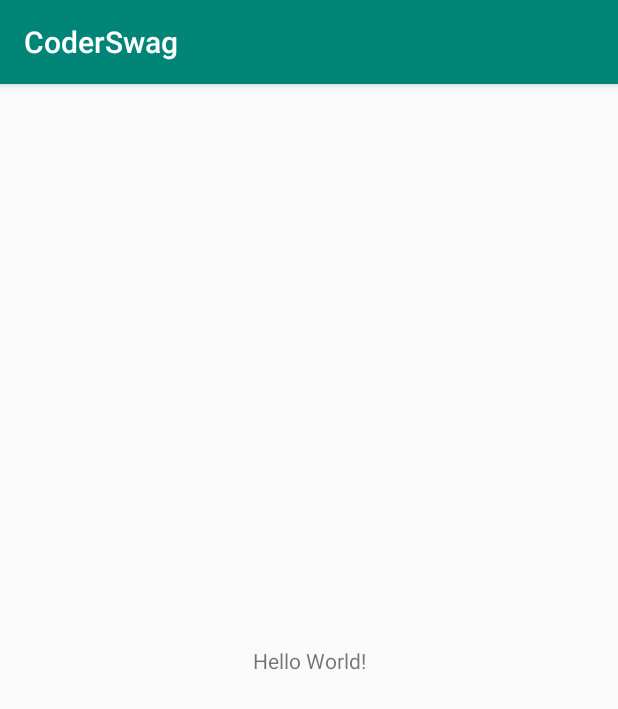
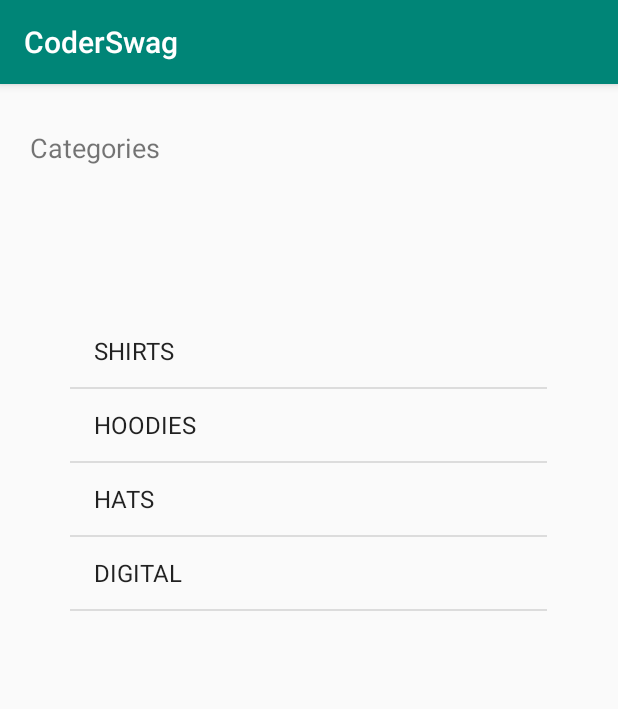
Before and after one commit to augustsenna/CoderSwag, an Android app: the screen it shows after launch (MainActivity), on a phone screen of 412 x 824 dp. Shown: the top 709 px of the screen. Run offline under Robolectric (Android 15) with nearby library versions, the phone set to English and light mode, and no system bars.

Commit message:
lesson 02

```diff
--- a/app/src/main/java/com/yoursperfectapps/coderswag/Controller/MainActivity.kt
+++ b/app/src/main/java/com/yoursperfectapps/coderswag/Controller/MainActivity.kt
@@ -2,12 +2,23 @@ package com.yoursperfectapps.coderswag.Controller
 
 import android.support.v7.app.AppCompatActivity
 import android.os.Bundle
+import android.widget.ArrayAdapter
+import com.yoursperfectapps.coderswag.Model.Category
 import com.yoursperfectapps.coderswag.R
+import com.yoursperfectapps.coderswag.Services.DataService
+import kotlinx.android.synthetic.main.activity_main.*
 
 class MainActivity : AppCompatActivity() {
+
+    lateinit var adapter : ArrayAdapter<Category>
 
     override fun onCreate(savedInstanceState: Bundle?) {
         super.onCreate(savedInstanceState)
         setContentView(R.layout.activity_main)
+
+        adapter = ArrayAdapter(this,
+            android.R.layout.simple_list_item_1,
+            DataService.categories)
+        categoryListView.adapter = adapter
     }
 }
--- a/app/src/main/java/com/yoursperfectapps/coderswag/Model/Category.kt
+++ b/app/src/main/java/com/yoursperfectapps/coderswag/Model/Category.kt
@@ -1,4 +1,8 @@
 package com.yoursperfectapps.coderswag.Model
 
 
-class Category(val title: String, val image: String)
+class Category(val title: String, val image: String) {
+    override fun toString(): String {
+        return title
+    }
+}
--- a/app/src/main/res/layout/activity_main.xml
+++ b/app/src/main/res/layout/activity_main.xml
@@ -10,10 +10,19 @@
     <TextView
             android:layout_width="wrap_content"
             android:layout_height="wrap_content"
-            android:text="Hello World!"
-            app:layout_constraintBottom_toBottomOf="parent"
+            android:text="@string/categories"
             app:layout_constraintLeft_toLeftOf="parent"
-            app:layout_constraintRight_toRightOf="parent"
-            app:layout_constraintTop_toTopOf="parent"/>
+            android:layout_marginLeft="20dp" android:textSize="18sp" android:id="@+id/textView"
+            android:layout_marginTop="16dp" app:layout_constraintTop_toTopOf="parent"
+            android:layout_marginBottom="8dp" app:layout_constraintBottom_toBottomOf="parent"
+            app:layout_constraintVertical_bias="0.019"/>
+    <ListView
+            android:layout_width="318dp"
+            android:layout_height="452dp" android:layout_marginTop="8dp"
+            app:layout_constraintTop_toBottomOf="@+id/textView" app:layout_constraintStart_toStartOf="parent"
+            android:layout_marginLeft="8dp" android:layout_marginStart="8dp" app:layout_constraintEnd_toEndOf="parent"
+            android:layout_marginEnd="8dp" android:layout_marginRight="8dp" android:layout_marginBottom="8dp"
+            app:layout_constraintBottom_toBottomOf="parent" android:id="@+id/categoryListView"
+            app:layout_constraintHorizontal_bias="0.493" app:layout_constraintVertical_bias="0.371"/>
 
 </android.support.constraint.ConstraintLayout>
--- a/app/src/main/res/values/strings.xml
+++ b/app/src/main/res/values/strings.xml
@@ -1,3 +1,4 @@
 <resources>
     <string name="app_name">CoderSwag</string>
+    <string name="categories">Categories</string>
 </resources>
```
Also changed, not shown: app/src/main/res/layout/category_list_item.xml (added, +26 -0 lines).
